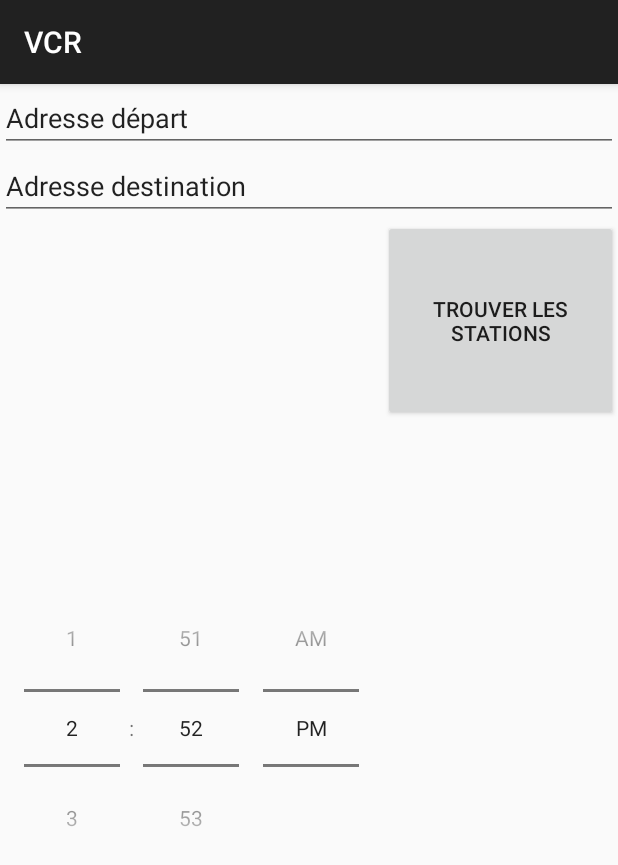
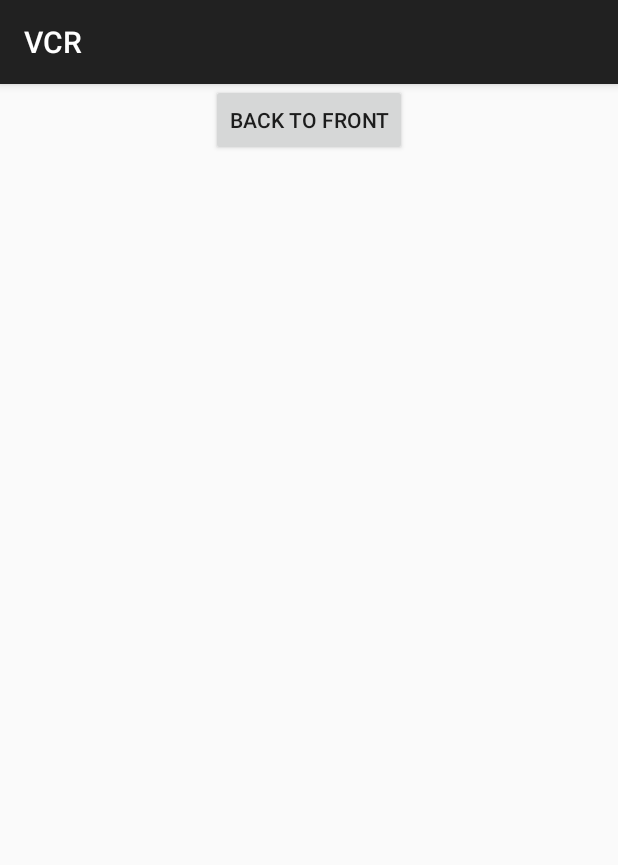
Before and after one commit to pierre-godard/VCR, an Android app: the fragment UserInputFragment shown on its own in the app's theme, on a phone screen of 412 x 824 dp. Shown: the top 865 px of the screen. Run offline under Robolectric (Android 15) with nearby library versions, the phone set to English and light mode, and no system bars.

```diff
--- a/app/src/main/AndroidManifest.xml
+++ b/app/src/main/AndroidManifest.xml
@@ -26,7 +26,7 @@
             android:value="@string/google_maps_key" />
 
         <activity
-            android:name=".MapsActivity"
+            android:name=".VelocityRaptorMain"
             android:label="@string/title_activity_maps" >
             <intent-filter>
                 <action android:name="android.intent.action.MAIN" />
--- a/app/src/main/java/fr/insa_lyon/vcr/vcr/UserInputFields.java
+++ b/app/src/main/java/fr/insa_lyon/vcr/vcr/UserInputFragment.java
@@ -9,11 +9,11 @@ import android.view.ViewGroup;
 /**
  * Created by julien on 28/04/15.
  */
-public class UserInputFields extends Fragment{
+public class UserInputFragment extends Fragment{
         @Override
         public View onCreateView(LayoutInflater inflater, ViewGroup container,
                                  Bundle savedInstanceState) {
             // Inflate the layout for this fragment
-            return inflater.inflate(R.layout.user_input_fields, container, false);
+            return inflater.inflate(R.layout.fragment_userfields, container, false);
         }
 }
--- /dev/null
+++ b/app/src/main/res/layout/fragment_userfields.xml
@@ -0,0 +1,15 @@
+<?xml version="1.0" encoding="utf-8"?>
+<LinearLayout xmlns:android="http://schemas.android.com/apk/res/android"
+    android:orientation="vertical" android:layout_width="match_parent"
+    android:layout_height="match_parent">
+
+    <Button
+        style="?android:attr/buttonStyleSmall"
+        android:layout_width="wrap_content"
+        android:layout_height="wrap_content"
+        android:text="@string/CardFlipBack_buttonname"
+        android:id="@+id/button2"
+        android:layout_gravity="center_horizontal"
+        android:onClick="cardFlipButton"
+        android:singleLine="true" />
+</LinearLayout>
--- a/app/src/main/res/layout/user_input_fields.xml
+++ /dev/null
@@ -1,46 +0,0 @@
-<?xml version="1.0" encoding="utf-8"?>
-<LinearLayout xmlns:android="http://schemas.android.com/apk/res/android"
-    android:orientation="vertical" android:layout_width="match_parent"
-    android:layout_height="match_parent"
-    android:weightSum="1">
-
-
-    <EditText
-        android:layout_width="match_parent"
-        android:layout_height="wrap_content"
-        android:inputType="textPostalAddress"
-        android:ems="10"
-        android:id="@+id/depart_editText"
-        android:layout_gravity="center_horizontal"
-        android:text="Adresse départ" />
-
-    <EditText
-        android:layout_width="match_parent"
-        android:layout_height="wrap_content"
-        android:inputType="textPostalAddress"
-        android:ems="10"
-        android:id="@+id/arrivee_editText"
-        android:layout_gravity="center_horizontal"
-        android:text="Adresse destination" />
-
-    <LinearLayout
-        android:orientation="horizontal"
-        android:layout_width="fill_parent"
-        android:layout_height="fill_parent">
-
-        <TimePicker
-            android:layout_width="wrap_content"
-            android:layout_height="wrap_content"
-            android:id="@+id/timePicker"
-            android:layout_gravity="center_vertical"
-            android:timePickerMode="spinner" />
-
-        <Button
-            android:layout_width="wrap_content"
-            android:layout_height="134dp"
-            android:text="Trouver les stations"
-            android:id="@+id/computeData_button"
-            android:layout_gravity="center_horizontal" />
-    </LinearLayout>
-
-</LinearLayout>
```
Also changed, not shown: app/src/main/java/fr/insa_lyon/vcr/vcr/GoogleMapFragment.java (added, +73 -0 lines), app/src/main/java/fr/insa_lyon/vcr/vcr/MapsActivity.java (deleted, +0 -131 lines), app/src/main/java/fr/insa_lyon/vcr/vcr/VelocityRaptorMain.java (added, +81 -0 lines), app/src/main/res/layout/activity_maps.xml (+11 -8 lines), app/src/main/res/layout/fragment_map.xml (added, +71 -0 lines), app/src/main/res/values/strings.xml (+9 -0 lines).
